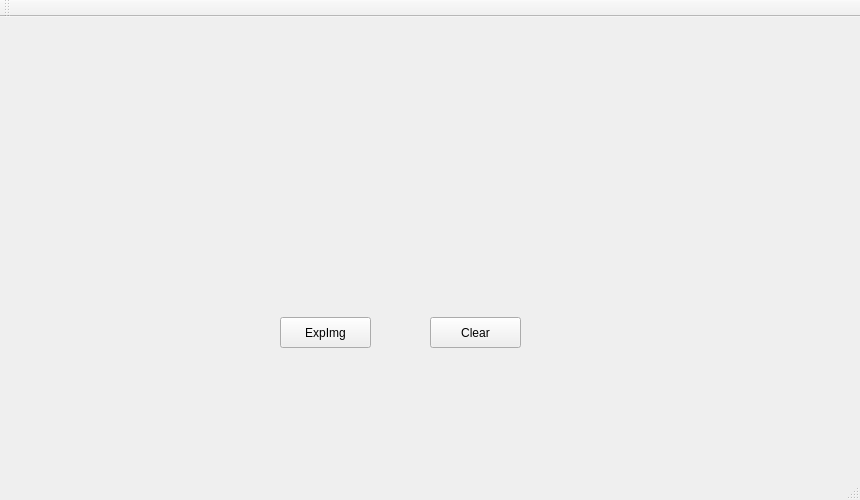
The window that WorkSpace/signature/mainwindow.ui (Mapshiny/C-) describes before a commit, drawn with Qt 5.
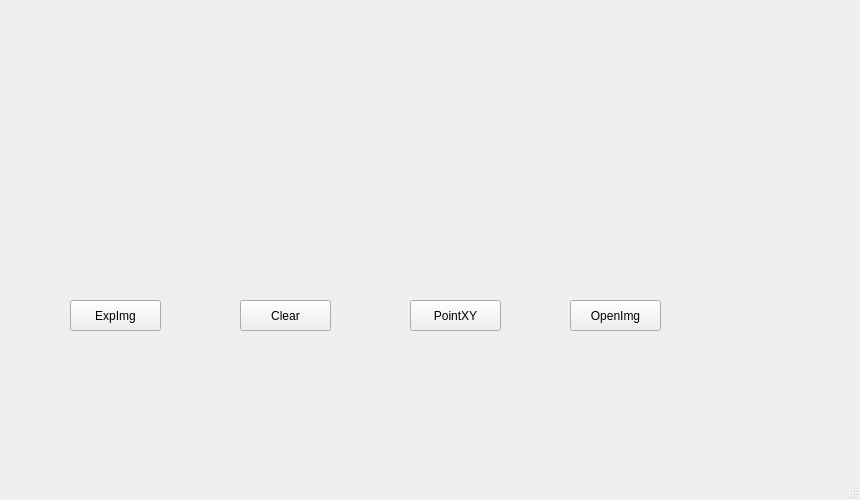
The same window after the commit.

```diff
--- a/WorkSpace/signature/mainwindow.ui
+++ b/WorkSpace/signature/mainwindow.ui
@@ -17,7 +17,7 @@
    <widget class="QPushButton" name="expimgButton">
     <property name="geometry">
      <rect>
-      <x>280</x>
+      <x>70</x>
       <y>300</y>
       <width>91</width>
       <height>31</height>
@@ -30,7 +30,7 @@
    <widget class="QPushButton" name="clearButton">
     <property name="geometry">
      <rect>
-      <x>430</x>
+      <x>240</x>
       <y>300</y>
       <width>91</width>
       <height>31</height>
@@ -40,6 +40,32 @@
      <string>Clear</string>
     </property>
    </widget>
+   <widget class="QPushButton" name="pointXYButton">
+    <property name="geometry">
+     <rect>
+      <x>410</x>
+      <y>300</y>
+      <width>91</width>
+      <height>31</height>
+     </rect>
+    </property>
+    <property name="text">
+     <string>PointXY</string>
+    </property>
+   </widget>
+   <widget class="QPushButton" name="openImgButton">
+    <property name="geometry">
+     <rect>
+      <x>570</x>
+      <y>300</y>
+      <width>91</width>
+      <height>31</height>
+     </rect>
+    </property>
+    <property name="text">
+     <string>OpenImg</string>
+    </property>
+   </widget>
   </widget>
   <widget class="QMenuBar" name="menuBar">
    <property name="geometry">
@@ -51,14 +77,6 @@
     </rect>
    </property>
   </widget>
-  <widget class="QToolBar" name="mainToolBar">
-   <attribute name="toolBarArea">
-    <enum>TopToolBarArea</enum>
-   </attribute>
-   <attribute name="toolBarBreak">
-    <bool>false</bool>
-   </attribute>
-  </widget>
   <widget class="QStatusBar" name="statusBar"/>
  </widget>
  <layoutdefault spacing="6" margin="11"/>
```
